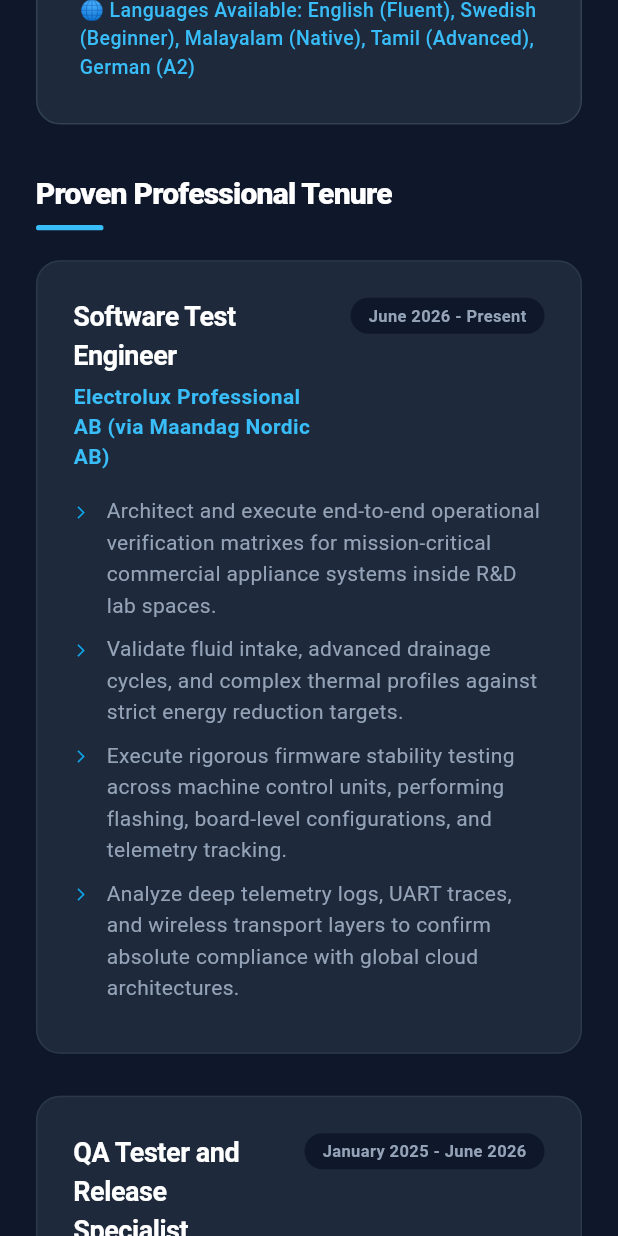
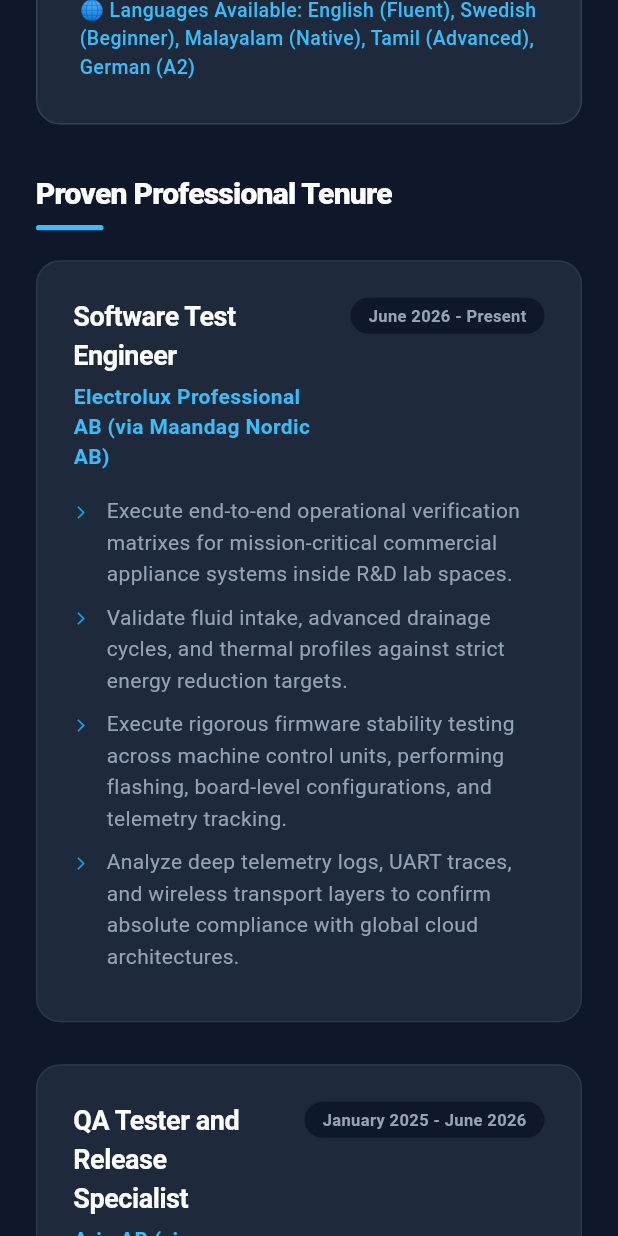
Before and after one commit to deepthimayilat/Portfolio, a Flutter app: the screen it shows after launch, scrolled down 1152 dp, on a phone screen of 412 x 824 dp. Run offline on Flutter 3.47's test engine with Material 3 defaults, Android fonts, the phone set to English and light mode, and no system bars.

Commit message:
adding new changes

```diff
--- a/assets/data.json
+++ b/assets/data.json
@@ -20,8 +20,8 @@
             "location": "Ljungby, Sweden",
             "period": "June 2026 - Present",
             "bullets": [
-                "Architect and execute end-to-end operational verification matrixes for mission-critical commercial appliance systems inside R&D lab spaces.",
-                "Validate fluid intake, advanced drainage cycles, and complex thermal profiles against strict energy reduction targets.",
+                "Execute end-to-end operational verification matrixes for mission-critical commercial appliance systems inside R&D lab spaces.",
+                "Validate fluid intake, advanced drainage cycles, and thermal profiles against strict energy reduction targets.",
                 "Execute rigorous firmware stability testing across machine control units, performing flashing, board-level configurations, and telemetry tracking.",
                 "Analyze deep telemetry logs, UART traces, and wireless transport layers to confirm absolute compliance with global cloud architectures."
             ]
@@ -57,6 +57,17 @@
                 "Automated critical security scanning workflows, removing manual operational developer overhead by 35 percent.",
                 "Acted as primary regional tier-3 engineering support anchor, troubleshooting core transactional production incidents under tight SLA frameworks."
             ]
+        },
+        {
+            "role": "Software Associate",
+            "company": "Larsen and Toubro Infotech",
+            "location": "India",
+            "period": "June 2014 - September 2016",
+            "bullets": [
+                "Delivered development, QA, documentation and project delivery for client Ingram Micro across finance, order to cash and procure to pay workstreams.",
+                "Built and maintained Mainframe applications in COBOL, CICS, JCL and IMS/DB2 and supported migration and release activities across India, the US and APAC."
+
+            ]
         }
     ],
     "education": [
@@ -65,6 +76,7 @@
         "Diploma in Computer Engineering — Nettur Technical Training Foundation, India"
     ],
     "certifications": [
+        "Electrical Safety at Work: SS-EN 50110-1 / EvA",
         "JIRA Product Management and Project Management (Great Learning)",
         "IBM DB2 Fundamentals (IBM)",
         "Fundamentals of Digital Marketing (Google)"
--- a/lib/main.dart
+++ b/lib/main.dart
@@ -12,7 +12,7 @@ class RecruitingPortfolioApp extends StatelessWidget {
   @override
   Widget build(BuildContext context) {
     return MaterialApp(
-      title: 'Deepthi Mayilat | Lead Portfolio',
+      title: 'Deepthi Mayilat | Portfolio',
       debugShowCheckedModeBanner: false,
       theme: ThemeData(
         useMaterial3: true,
@@ -200,6 +200,34 @@ class _PortfolioDashboardState extends State<PortfolioDashboard> {
       const SizedBox(height: 20),
       ...((data['skills'] as Map).entries.map((entry) => SkillCategoryBlock(title: entry.key, skills: entry.value)).toList()),
       const SizedBox(height: 24),
+      // added newly
+      const SectionHeader(title: "Verified Credentials"),
+      const SizedBox(height: 16),
+      if (data['certifications'] != null)
+        Container(
+          width: double.infinity,
+          padding: const EdgeInsets.all(20),
+          decoration: BoxDecoration(color: const Color(0xFF1E293B), borderRadius: BorderRadius.circular(12)),
+          child: Column(
+            crossAxisAlignment: CrossAxisAlignment.start,
+            children: (data['certifications'] as List).map((cert) => Padding(
+              padding: const EdgeInsets.only(bottom: 12.0),
+              child: Row(
+                crossAxisAlignment: CrossAxisAlignment.start,
+                children: [
+                  const Padding(
+                    padding: EdgeInsets.only(top: 2.0),
+                    child: Icon(Icons.verified, size: 16, color: Color(0xFF10B981)),
+                  ),
+                  const SizedBox(width: 12),
+                  Expanded(child: Text(cert.toString(), style: const TextStyle(color: Colors.white, fontSize: 14, height: 1.4))),
+                ],
+              ),
+            )).toList(),
+          ),
+        ),
+      const SizedBox(height: 32),
+      // added newly
       const SectionHeader(title: "Education & Up-skilling"),
       const SizedBox(height: 16),
       Container(
--- a/pubspec.yaml
+++ b/pubspec.yaml
@@ -1,5 +1,5 @@
-name: recruiter_catchy_portfolio
-description: A modern, high-conversion visual portfolio project for Deepthi Mayilat designed for recruiters.
+name: "talentstream_hub"
+description: "A modern, high-conversion visual portfolio project for Deepthi Mayilat designed for recruiters."
 version: 1.0.0+1
 environment:
   sdk: '>=3.0.0 <4.0.0'
```
